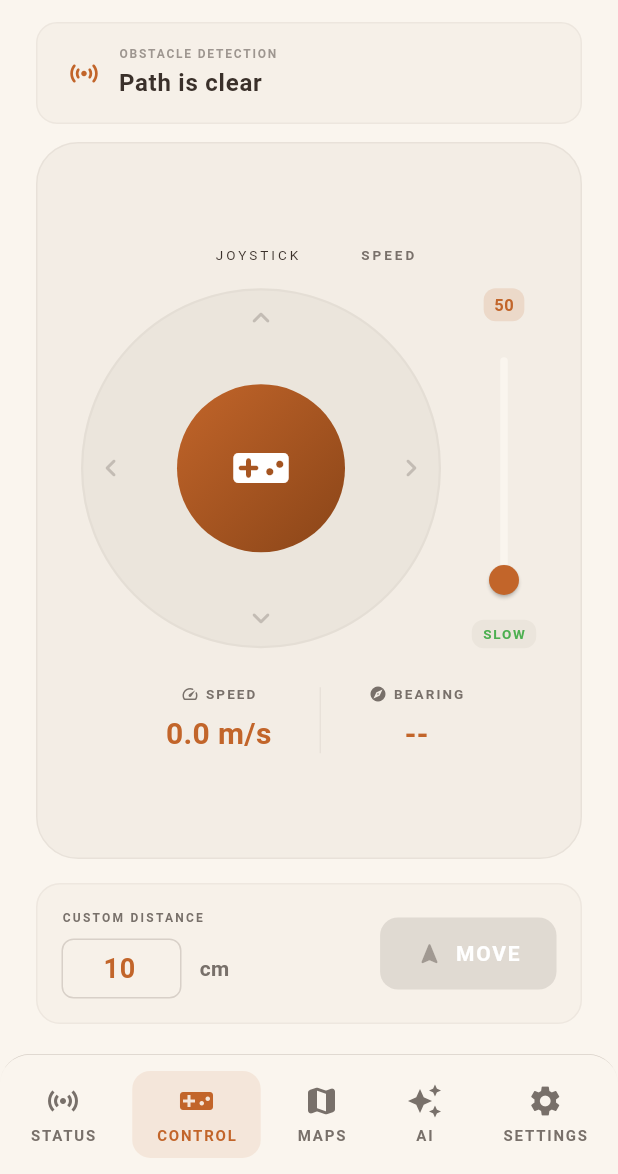
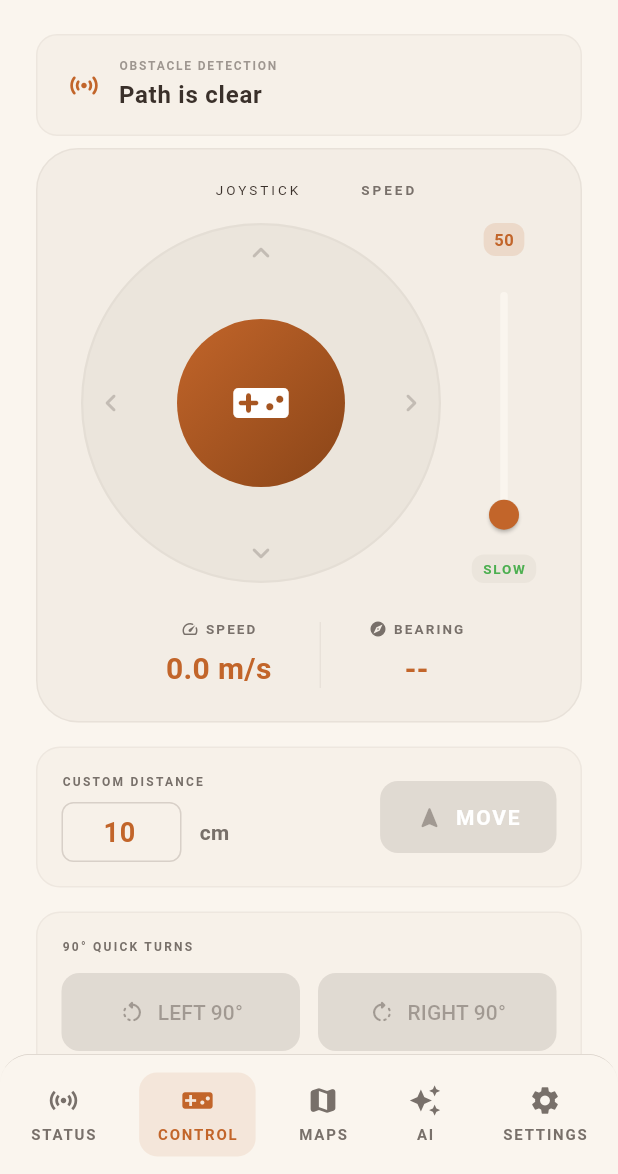
Before and after one commit to VJNAVEEN2005/Final-Year-Project-V2, a Flutter app: the RoverControlScreen screen opened by its route, on a phone screen of 412 x 824 dp, the part 62-1236 px from its top. Run offline on Flutter 3.47's test engine with Material 3 defaults, Android fonts, the light colour scheme and no system bars; our stand-ins replace flutter_tts, shared_preferences, speech_to_text; missing offline and left inert: mqtt_client, openrouter_api; accounts and stored records are empty; network calls fail; Roboto replaces fonts that are missing (EB Garamond, Manrope).

Commit message:
feat: implement rover control, settings, status, AI assistant, and map navigation screens

```diff
--- a/rover_v2_app/lib/screens/ai_assistant_screen.dart
+++ b/rover_v2_app/lib/screens/ai_assistant_screen.dart
@@ -315,6 +315,7 @@
         children: [
           _buildNavItem(context, Icons.sensors, 'STATUS', route: '/status'),
           _buildNavItem(context, Icons.videogame_asset, 'CONTROL', route: '/control'),
+          _buildNavItem(context, Icons.map_rounded, 'MAPS', route: '/maps'),
           _buildNavItem(context, Icons.auto_awesome, 'AI', route: '/ai', active: true),
           _buildNavItem(context, Icons.settings, 'SETTINGS', route: '/settings'),
         ],
@@ -328,7 +329,7 @@
       onTap: active ? null : () => Navigator.pushReplacementNamed(context, route),
       borderRadius: BorderRadius.circular(12),
       child: Container(
-        padding: const EdgeInsets.symmetric(horizontal: 16, vertical: 8),
+        padding: const EdgeInsets.symmetric(horizontal: 12, vertical: 8),
         decoration: BoxDecoration(
           color: active ? RoverTheme.primary.withOpacity(0.1) : Colors.transparent,
           borderRadius: BorderRadius.circular(12),
@@ -336,7 +337,7 @@
         child: Column(
           mainAxisSize: MainAxisSize.min,
           children: [
-            Icon(icon, color: active ? RoverTheme.primary : RoverTheme.secondary, size: 24),
+            Icon(icon, color: active ? RoverTheme.primary : RoverTheme.secondary, size: 22),
             const SizedBox(height: 4),
             Text(
               label,
--- a/rover_v2_app/lib/screens/rover_control_screen.dart
+++ b/rover_v2_app/lib/screens/rover_control_screen.dart
@@ -161,13 +161,21 @@
   }
 
   void _moveDistance() {
-    final val = double.tryParse(_distController.text);
-    if (val != null && val > 0) {
-      _mqtt.publish('move:${val.toStringAsFixed(1)}');
+    final t = _distController.text.trim();
+    if (t.isNotEmpty) {
+      _mqtt.publish('move:$t');
     }
   }
 
-  // ─── Build ────────────────────────────────────────────────────────────────
+  Future<void> _turn90(bool isLeft) async {
+    if (!_isConnected) return;
+    _mqtt.publish(isLeft ? 'left' : 'right');
+    // Hardware estimated 700ms for 90 degree point turn
+    await Future.delayed(const Duration(milliseconds: 700));
+    _mqtt.publish('stop');
+  }
+
+  // ── Build ─────────────────────────────────────────────────────────────────
 
   @override
   Widget build(BuildContext context) {
@@ -201,19 +209,14 @@
         ],
       ),
       bottomNavigationBar: _buildBottomNav(context),
-      body: Stack(
-        children: [
-          Column(
+      body: SingleChildScrollView(
+        child: Column(
           children: [
             Padding(
-                padding: const EdgeInsets.symmetric(horizontal: 24.0),
+              padding: const EdgeInsets.symmetric(horizontal: 24.0, vertical: 8.0),
               child: _buildObstacleBanner(theme),
             ),
-
-              const SizedBox(height: 12),
-
-              Expanded(
-                child: Container(
+            Container(
               width: double.infinity,
               margin: const EdgeInsets.symmetric(horizontal: 24),
               padding: const EdgeInsets.fromLTRB(20, 20, 12, 20),
@@ -260,14 +263,13 @@
                 ],
               ),
             ),
-              ),
-
             const SizedBox(height: 16),
             _buildDistanceControl(theme),
+            const SizedBox(height: 16),
+            _buildTurnControl(theme),
             const SizedBox(height: 20),
           ],
         ),
-        ],
       ),
     );
   }
@@ -430,6 +432,43 @@
     );
   }
 
+  Widget _buildTurnControl(ThemeData theme) {
+    return Container(
+      margin: const EdgeInsets.symmetric(horizontal: 24),
+      padding: const EdgeInsets.all(16),
+      decoration: BoxDecoration(color: RoverTheme.surfaceContainerLow.withOpacity(0.8), borderRadius: BorderRadius.circular(16), border: Border.all(color: RoverTheme.outlineVariant.withOpacity(0.3))),
+      child: Column(
+        crossAxisAlignment: CrossAxisAlignment.stretch,
+        children: [
+          Text('90° QUICK TURNS', style: theme.textTheme.labelSmall?.copyWith(fontSize: 8, letterSpacing: 1.5, color: RoverTheme.secondary)),
+          const SizedBox(height: 12),
+          Row(
+            mainAxisAlignment: MainAxisAlignment.spaceEvenly,
+            children: [
+              Expanded(
+                child: ElevatedButton.icon(
+                  onPressed: _isConnected ? () => _turn90(true) : null,
+                  style: ElevatedButton.styleFrom(backgroundColor: RoverTheme.surfaceContainerHigh, foregroundColor: RoverTheme.primary, shape: RoundedRectangleBorder(borderRadius: BorderRadius.circular(12)), padding: const EdgeInsets.symmetric(vertical: 16)),
+                  icon: const Icon(Icons.rotate_left_rounded),
+                  label: const Text('LEFT 90°'),
+                ),
+              ),
+              const SizedBox(width: 12),
+              Expanded(
+                child: ElevatedButton.icon(
+                  onPressed: _isConnected ? () => _turn90(false) : null,
+                  style: ElevatedButton.styleFrom(backgroundColor: RoverTheme.surfaceContainerHigh, foregroundColor: RoverTheme.primary, shape: RoundedRectangleBorder(borderRadius: BorderRadius.circular(12)), padding: const EdgeInsets.symmetric(vertical: 16)),
+                  icon: const Icon(Icons.rotate_right_rounded),
+                  label: const Text('RIGHT 90°'),
+                ),
+              ),
+            ],
+          ),
+        ],
+      ),
+    );
+  }
+
   Widget _buildBottomNav(BuildContext context) {
     return Container(
       height: 80,
@@ -443,9 +482,9 @@
       onTap: active ? null : () => Navigator.pushReplacementNamed(context, route),
       borderRadius: BorderRadius.circular(12),
       child: Container(
-        padding: const EdgeInsets.symmetric(horizontal: 16, vertical: 8),
+        padding: const EdgeInsets.symmetric(horizontal: 12, vertical: 8),
         decoration: BoxDecoration(color: active ? RoverTheme.primary.withOpacity(0.1) : Colors.transparent, borderRadius: BorderRadius.circular(12)),
-        child: Column(mainAxisSize: MainAxisSize.min, children: [Icon(icon, color: active ? RoverTheme.primary : RoverTheme.secondary, size: 24), const SizedBox(height: 4), Text(label, style: TextStyle(fontSize: 10, fontWeight: FontWeight.bold, letterSpacing: 1.2, color: active ? RoverTheme.primary : RoverTheme.secondary))]),
+        child: Column(mainAxisSize: MainAxisSize.min, children: [Icon(icon, color: active ? RoverTheme.primary : RoverTheme.secondary, size: 22), const SizedBox(height: 4), Text(label, style: TextStyle(fontSize: 10, fontWeight: FontWeight.bold, letterSpacing: 1.2, color: active ? RoverTheme.primary : RoverTheme.secondary))]),
       ),
     );
   }
--- a/rover_v2_app/lib/screens/rover_settings_screen.dart
+++ b/rover_v2_app/lib/screens/rover_settings_screen.dart
@@ -170,6 +170,7 @@
           children: [
             _buildNavItem(context, Icons.sensors, 'STATUS', route: '/status'),
             _buildNavItem(context, Icons.videogame_asset, 'CONTROL', route: '/control'),
+            _buildNavItem(context, Icons.map_rounded, 'MAPS', route: '/maps'),
             _buildNavItem(context, Icons.auto_awesome, 'AI', route: '/ai'),
             _buildNavItem(context, Icons.settings, 'SETTINGS', route: '/settings', active: true),
           ],
@@ -231,7 +232,7 @@
       onTap: active ? null : () => Navigator.pushReplacementNamed(context, route),
       borderRadius: BorderRadius.circular(12),
       child: Container(
-        padding: const EdgeInsets.symmetric(horizontal: 16, vertical: 8),
+        padding: const EdgeInsets.symmetric(horizontal: 12, vertical: 8),
         decoration: BoxDecoration(
           color: active ? RoverTheme.primary.withOpacity(0.1) : Colors.transparent,
           borderRadius: BorderRadius.circular(12),
@@ -239,7 +240,7 @@
         child: Column(
           mainAxisSize: MainAxisSize.min,
           children: [
-            Icon(icon, color: active ? RoverTheme.primary : RoverTheme.secondary, size: 24),
+            Icon(icon, color: active ? RoverTheme.primary : RoverTheme.secondary, size: 22),
             const SizedBox(height: 4),
             Text(
               label,
--- a/rover_v2_app/lib/screens/rover_status_screen.dart
+++ b/rover_v2_app/lib/screens/rover_status_screen.dart
@@ -678,6 +678,7 @@
               route: '/status', active: true),
           _buildNavItem(context, Icons.videogame_asset, 'CONTROL',
               route: '/control'),
+          _buildNavItem(context, Icons.map_rounded, 'MAPS', route: '/maps'),
           _buildNavItem(context, Icons.auto_awesome, 'AI',
               route: '/ai'),
           _buildNavItem(context, Icons.settings, 'SETTINGS',
@@ -693,7 +694,7 @@
       onTap: active ? null : () => Navigator.pushReplacementNamed(context, route),
       borderRadius: BorderRadius.circular(12),
       child: Container(
-        padding: const EdgeInsets.symmetric(horizontal: 16, vertical: 8),
+        padding: const EdgeInsets.symmetric(horizontal: 12, vertical: 8),
         decoration: BoxDecoration(
           color:
               active ? RoverTheme.primary.withOpacity(0.1) : Colors.transparent,
@@ -704,7 +705,7 @@
           children: [
             Icon(icon,
                 color: active ? RoverTheme.primary : RoverTheme.secondary,
-                size: 24),
+                size: 22),
             const SizedBox(height: 4),
             Text(
               label,
```
Also changed, not shown: rover_v2_app/lib/screens/map_navigator_screen.dart (+46 -6 lines). Lines whose indentation alone changed are shown as unchanged.
